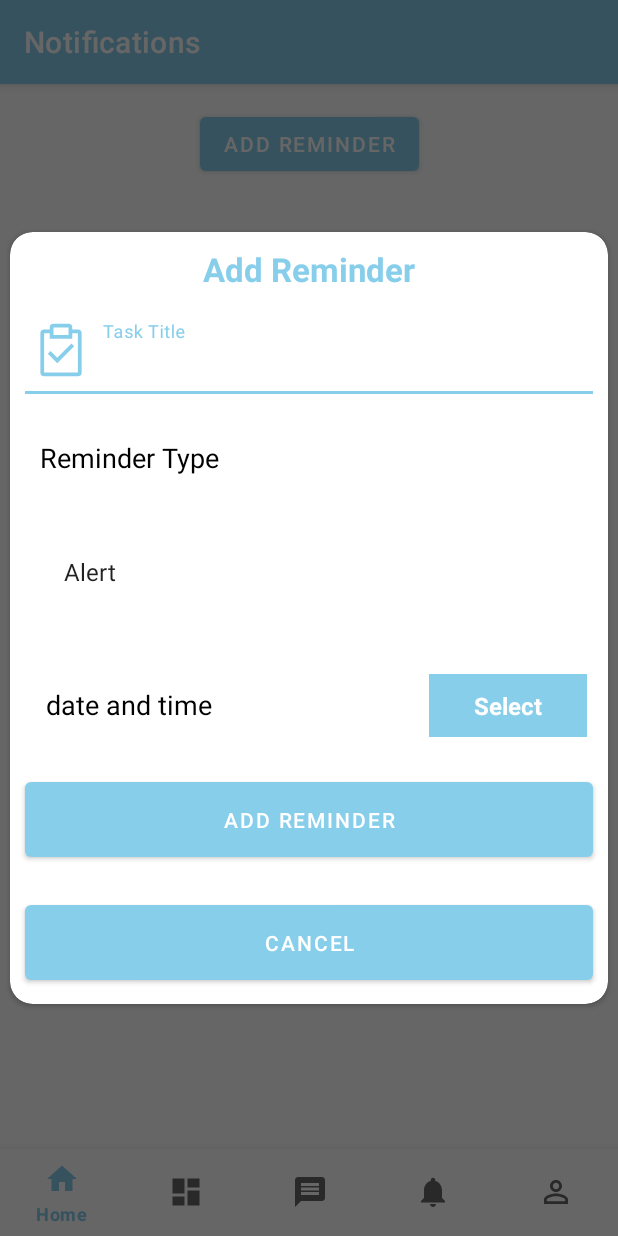
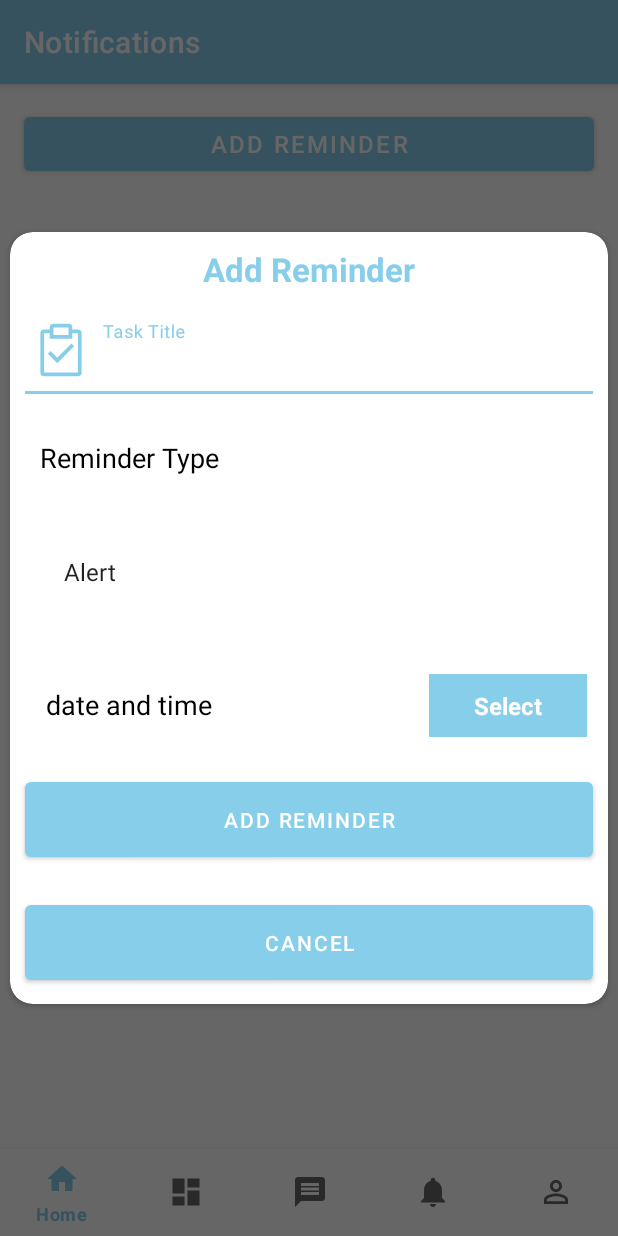
Before and after one commit to ProdigyProjects/Academic_Tracker_App, an Android app: the NotificationsFragment screen opened through its navigation route, after a tap on "ADD REMINDER", on a phone screen of 412 x 824 dp. Run offline under Robolectric (Android 15) with nearby library versions, the phone set to English and light mode, and no system bars; our stand-ins replace Firebase (no records; nobody signed in at launch, a user with empty details on screens opened directly), navigation-ui.

Commit message:
added no reminders text, alert pop up for delete button and refresh page after deleting a reminder

```diff
--- /dev/null
+++ b/app/src/main/res/drawable/edit_icon.xml
@@ -0,0 +1,5 @@
+<vector xmlns:android="http://schemas.android.com/apk/res/android" android:height="30dp" android:tint="@color/light_gray" android:viewportHeight="24" android:viewportWidth="24" android:width="30dp">
+
+    <path android:fillColor="@android:color/white" android:pathData="M14.06,9.02l0.92,0.92L5.92,19L5,19v-0.92l9.06,-9.06M17.66,3c-0.25,0 -0.51,0.1 -0.7,0.29l-1.83,1.83 3.75,3.75 1.83,-1.83c0.39,-0.39 0.39,-1.02 0,-1.41l-2.34,-2.34c-0.2,-0.2 -0.45,-0.29 -0.71,-0.29zM14.06,6.19L3,17.25L3,21h3.75L17.81,9.94l-3.75,-3.75z"/>
+
+</vector>
--- a/app/src/main/res/layout/fragment_notifications.xml
+++ b/app/src/main/res/layout/fragment_notifications.xml
@@ -5,22 +5,46 @@
     xmlns:tools="http://schemas.android.com/tools"
     android:layout_width="match_parent"
     android:layout_height="match_parent"
+    android:layout_marginBottom="58dp"
     tools:context=".elvis.notifications.NotificationsFragment">
 
     <Button
         android:id="@+id/addReminder"
-        android:layout_width="wrap_content"
+        android:layout_width="match_parent"
         android:layout_height="wrap_content"
         android:layout_margin="16dp"
         android:text="Add Reminder"
         app:layout_constraintTop_toTopOf="parent"
         app:layout_constraintStart_toStartOf="parent"
-        app:layout_constraintEnd_toEndOf="parent" />
+        app:layout_constraintEnd_toEndOf="parent"
+        android:layout_marginStart="10dp"
+        android:layout_marginTop="60dp"
+        android:textAlignment="center"
+        android:textSize="16sp"/>
 
+    <!-- Placeholder message when there are no reminders -->
+    <TextView
+        android:id="@+id/emptyMessage"
+        android:layout_width="match_parent"
+        android:layout_height="wrap_content"
+        android:text="No reminders yet! Add one to stay organized."
+        android:textSize="18sp"
+        android:gravity="center"
+        android:layout_margin="16dp"
+        android:visibility="visible"
+        app:layout_constraintTop_toBottomOf="@id/addReminder"
+        app:layout_constraintStart_toStartOf="parent"
+        app:layout_constraintEnd_toEndOf="parent"
+        app:layout_constraintBottom_toBottomOf="parent"
+        android:layout_marginTop="20dp"
+        android:textColor="@android:color/darker_gray"/>
+
+    <!-- RecyclerView for reminders list -->
     <androidx.recyclerview.widget.RecyclerView
         android:id="@+id/remindersRecyclerView"
         android:layout_width="0dp"
         android:layout_height="0dp"
+        android:visibility="gone"
         app:layout_constraintTop_toBottomOf="@id/addReminder"
         app:layout_constraintStart_toStartOf="parent"
         app:layout_constraintEnd_toEndOf="parent"
--- a/app/src/main/res/values/colors.xml
+++ b/app/src/main/res/values/colors.xml
@@ -15,7 +15,7 @@
     <color name="soft_yellow">#FFD700</color>
     <color name="coral">#FF7F50</color>
     <color name="lavender">#E6E6FA</color>    <!-- Neutral Colors -->
-    <color name="light_gray">#F5F5F5</color>
+    <color name="light_gray">#d0d0d0</color>
     <color name="grey">#F5F5F5</color>
     <color name="charcoal">#333333</color>    <!-- Additional Colors for States -->
     <color name="success">#4CAF50</color> <!-- For successful actions -->
```
Also changed, not shown: app/src/main/res/layout/reminder_item.xml (+5 -4 lines).
